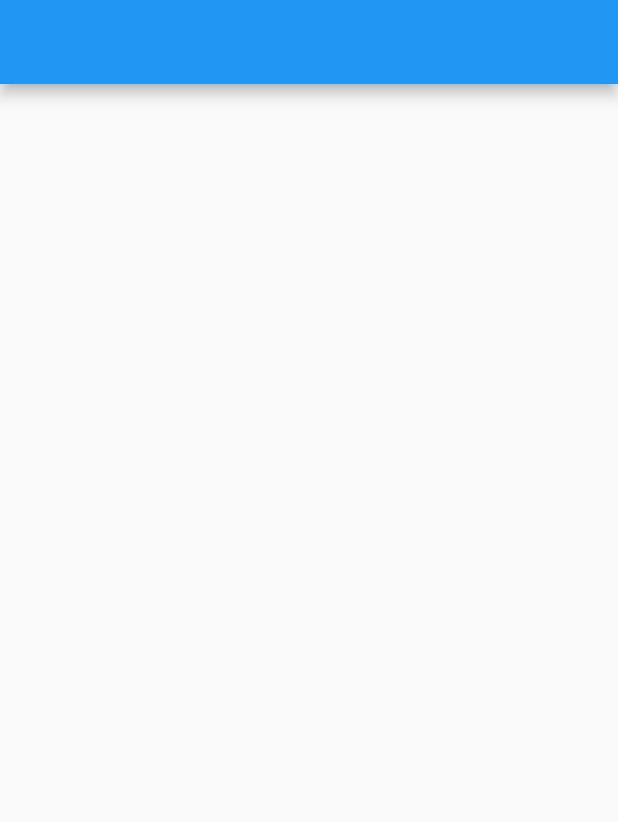
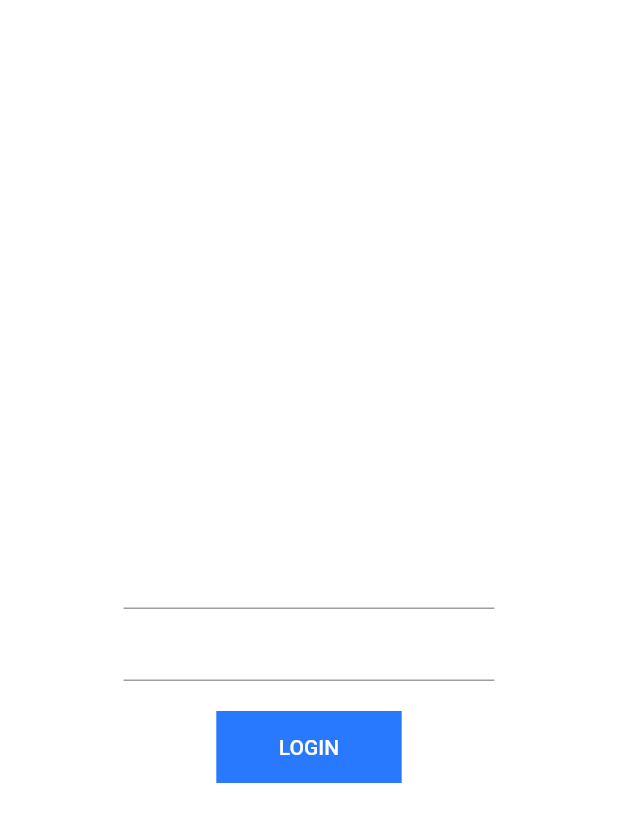
Before and after one commit to JoaoRafa19/pokecubit, a Flutter app: the screen it shows after launch, on a phone screen of 412 x 824 dp. Shown: the top 822 px of the screen. Run offline on Flutter 3.47's test engine with Material 2 defaults, Android fonts, the phone set to English and light mode, and no system bars; our stand-ins replace bloc, firebase_auth, firebase_core, flutter_bloc, google_fonts; accounts and stored records are empty.

Commit message:
adicionando Cubit

```diff
--- a/lib/main.dart
+++ b/lib/main.dart
@@ -1,20 +1,32 @@
+import 'package:firebase_auth/firebase_auth.dart';
+import 'package:firebase_core/firebase_core.dart';
 import 'package:flutter/material.dart';
-import 'package:poke_cubit/view/login.page.dart';
+import 'package:flutter_bloc/flutter_bloc.dart';
+import 'package:google_fonts/google_fonts.dart';
+import 'package:poke_cubit/modules/login/cubit/login_cubit.dart';
+import 'package:poke_cubit/modules/login/login.page.dart';
 
-void main() {
+Future<void> main() async {
+  WidgetsFlutterBinding.ensureInitialized();
+  await Firebase.initializeApp();
   runApp(MyApp());
 }
 
 class MyApp extends StatelessWidget {
-  // This widget is the root of your application.
+  static final FirebaseAuth auth = FirebaseAuth.instance;
+
   @override
   Widget build(BuildContext context) {
     return MaterialApp(
       title: 'PokeCubit',
-      theme: ThemeData(
-        primarySwatch: Colors.blue,
-      ),
-      home: LoginPage(),
+      debugShowCheckedModeBanner: false,
+      theme: ThemeData(primarySwatch: Colors.blue, textTheme: GoogleFonts.robotoTextTheme()),
+      home: auth.currentUser == null
+          ? BlocProvider<LoginCubit>(
+              create: (context) => LoginCubit(),
+              child: LoginPage(),
+            )
+          : Container(),
     );
   }
 }
--- /dev/null
+++ b/lib/modules/login/cubit/login_cubit.dart
@@ -0,0 +1,29 @@
+import 'package:bloc/bloc.dart';
+import 'package:firebase_auth/firebase_auth.dart';
+import 'package:flutter/material.dart';
+import 'package:meta/meta.dart';
+
+part 'login_state.dart';
+
+class LoginCubit extends Cubit<LoginState> {
+  TextEditingController loginController = TextEditingController();
+  TextEditingController passwordController = TextEditingController();
+
+  String get _login => loginController.text.trim();
+  String get _password => passwordController.text.trim();
+
+  LoginCubit() : super(LoginInitial());
+
+  Future<void> login() async {
+    emit(LoginWaitingState());
+    print(FirebaseAuth.instance.currentUser);
+    if (FirebaseAuth.instance.currentUser == null || FirebaseAuth.instance.currentUser?.isAnonymous == true) {
+      UserCredential user = await FirebaseAuth.instance.signInWithEmailAndPassword(email: _login, password: _password);
+      if (user.credential?.token == null) {
+        emit(LoginErrorState());
+      } else {
+        emit(LoginSuscessfullState());
+      }
+    }
+  }
+}
--- /dev/null
+++ b/lib/modules/login/cubit/login_state.dart
@@ -0,0 +1,12 @@
+part of 'login_cubit.dart';
+
+@immutable
+abstract class LoginState {}
+
+class LoginInitial extends LoginState {}
+
+class LoginWaitingState extends LoginState {}
+
+class LoginErrorState extends LoginState {}
+
+class LoginSuscessfullState extends LoginState {}
--- /dev/null
+++ b/lib/modules/login/login.page.dart
@@ -0,0 +1,42 @@
+import 'package:flutter/material.dart';
+import 'package:flutter_bloc/flutter_bloc.dart';
+import 'package:poke_cubit/modules/login/cubit/login_cubit.dart';
+import 'package:poke_cubit/widgets/login/login_container.dart';
+
+class LoginPage extends StatelessWidget {
+  const LoginPage({Key? key}) : super(key: key);
+
+  @override
+  Widget build(BuildContext context) {
+    return Scaffold(
+      appBar: AppBar(
+        backgroundColor: Colors.white,
+        elevation: 0,
+      ),
+      body: Container(
+        color: Colors.white,
+        child: Center(
+          child: BlocBuilder<LoginCubit, LoginState>(
+            builder: (context, state) {
+              if (state is LoginInitial) {
+                return LoginContainer(
+                  loginController: context.read<LoginCubit>().loginController,
+                  passwordController: context.read<LoginCubit>().passwordController,
+                  onpressed: () => context.read<LoginCubit>().login,
+                );
+              } else if (state is LoginWaitingState) {
+                return CircularProgressIndicator(color: Colors.black);
+              } else {
+                return LoginContainer(
+                  loginController: context.read<LoginCubit>().loginController,
+                  passwordController: context.read<LoginCubit>().passwordController,
+                  onpressed: () => context.read<LoginCubit>().login,
+                );
+              }
+            },
+          ),
+        ),
+      ),
+    );
+  }
+}
--- a/lib/view/login.page.dart
+++ /dev/null
@@ -1,12 +0,0 @@
-import 'package:flutter/material.dart';
-
-class LoginPage extends StatelessWidget {
-  const LoginPage({Key? key}) : super(key: key);
-
-  @override
-  Widget build(BuildContext context) {
-    return Scaffold(
-      appBar: AppBar(),
-    );
-  }
-}
--- /dev/null
+++ b/lib/widgets/login/login_container.dart
@@ -0,0 +1,44 @@
+import 'package:flutter/material.dart';
+
+class LoginContainer extends StatelessWidget {
+  final void Function()? onpressed;
+  final TextEditingController loginController;
+  final TextEditingController passwordController;
+  const LoginContainer({
+    Key? key,
+    required this.onpressed,
+    required this.loginController,
+    required this.passwordController,
+  }) : super(key: key);
+
+  @override
+  Widget build(BuildContext context) {
+    MediaQueryData mediaQuery = MediaQuery.of(context);
+    return Container(
+      padding: EdgeInsets.only(left: mediaQuery.size.width * .2, right: mediaQuery.size.width * .2),
+      child: Column(
+        mainAxisAlignment: MainAxisAlignment.center,
+        children: [
+          TextFormField(
+            controller: loginController,
+          ),
+          TextFormField(
+            controller: passwordController,
+          ),
+          SizedBox(height: 20),
+          Container(
+            color: Colors.blueAccent[400],
+            width: mediaQuery.size.width * .3,
+            child: TextButton(
+              child: Text("LOGIN",
+                  style: TextStyle(
+                    color: Colors.white,
+                  )),
+              onPressed: onpressed,
+            ),
+          ),
+        ],
+      ),
+    );
+  }
+}
--- a/pubspec.yaml
+++ b/pubspec.yaml
@@ -16,9 +16,11 @@ dependencies:
   firebase_analytics: ^8.2.0
   firebase_auth: ^3.0.1
   cloud_firestore: ^2.4.0
-
-
+  google_fonts: ^2.1.0
+  bloc: ^7.0.0
   cupertino_icons: ^1.0.2
+  flutter_bloc: ^7.1.0
+  get_it: ^7.2.0
 
 dev_dependencies:
   flutter_test:
```
Also changed, not shown: 1 other file.
